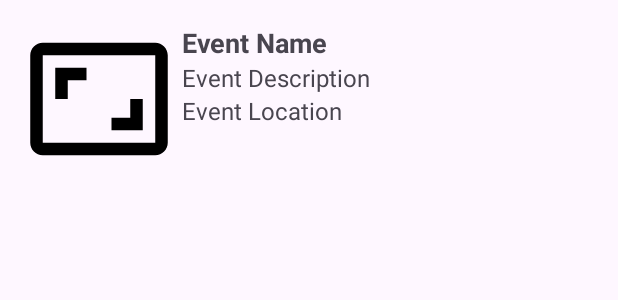
After one commit to CMPUT301W24T10/QR_CHECK_IN, an Android app: the layout event_list_row.xml on its own in the app's theme, with its tools: preview values and no code run, on a phone screen of 412 x 824 dp. The commit adds this screen. Shown: the top 300 px of the screen. Run offline under Robolectric (Android 15) with nearby library versions, the light colour scheme and no system bars; Roboto replaces fonts that are not available here.

Commit message:
Update to Events List

```diff
--- a/code/app/src/main/java/com/example/qr_check_in/ModelClasses/Event.java
+++ b/code/app/src/main/java/com/example/qr_check_in/ModelClasses/Event.java
@@ -97,4 +97,6 @@ public class Event {
         }
         return false;
     }
+
+
 }
--- /dev/null
+++ b/code/app/src/main/res/layout/event_list_row.xml
@@ -0,0 +1,53 @@
+<?xml version="1.0" encoding="utf-8"?>
+<androidx.constraintlayout.widget.ConstraintLayout xmlns:android="http://schemas.android.com/apk/res/android"
+    xmlns:app="http://schemas.android.com/apk/res-auto"
+    android:layout_width="match_parent"
+    android:layout_height="wrap_content"
+    android:padding="16dp">
+
+    <ImageView
+        android:id="@+id/event_image"
+        android:layout_width="100dp"
+        android:layout_height="100dp"
+        android:src="@drawable/default_poster"
+        app:layout_constraintTop_toTopOf="parent"
+        app:layout_constraintBottom_toBottomOf="parent"
+        app:layout_constraintStart_toStartOf="parent"/>
+
+    <TextView
+        android:id="@+id/name"
+        android:layout_width="0dp"
+        android:layout_height="wrap_content"
+        android:text="Event Name"
+        android:textSize="18sp"
+        android:textStyle="bold"
+        android:paddingLeft="5dp"
+        app:layout_constraintTop_toTopOf="@id/event_image"
+        app:layout_constraintStart_toEndOf="@id/event_image"
+        app:layout_constraintEnd_toEndOf="parent"
+        app:layout_constraintVertical_chainStyle="packed"
+        app:layout_constraintVertical_bias="0.3" />
+
+    <TextView
+        android:id="@+id/description"
+        android:layout_width="0dp"
+        android:layout_height="wrap_content"
+        android:text="Event Description"
+        android:textSize="16sp"
+        android:paddingLeft="5dp"
+        app:layout_constraintTop_toBottomOf="@id/name"
+        app:layout_constraintStart_toEndOf="@id/event_image"
+        app:layout_constraintEnd_toEndOf="parent"/>
+
+    <TextView
+        android:id="@+id/location"
+        android:layout_width="0dp"
+        android:layout_height="wrap_content"
+        android:text="Event Location"
+        android:textSize="16sp"
+        android:paddingLeft="5dp"
+        app:layout_constraintTop_toBottomOf="@id/description"
+        app:layout_constraintStart_toEndOf="@id/event_image"
+        app:layout_constraintEnd_toEndOf="parent"/>
+
+</androidx.constraintlayout.widget.ConstraintLayout>
--- a/code/app/src/main/res/navigation/mobile_navigation.xml
+++ b/code/app/src/main/res/navigation/mobile_navigation.xml
@@ -48,9 +48,9 @@
         tools:layout="@layout/fragment_announcements" />
     <fragment
         android:id="@+id/nav_events"
-        android:name="com.example.qr_check_in.StartupFragments.EventsFragment"
+        android:name="com.example.qr_check_in.ui.EventList.EventListFragment"
         android:label="@string/events"
-        tools:layout="@layout/fragment_events" />
+        tools:layout="@layout/event_list" />
     <fragment
         android:id="@+id/nav_my_event"
         android:name="com.example.qr_check_in.StartupFragments.EventDetailsFragment"
--- a/code/app/src/main/res/values/styles.xml
+++ b/code/app/src/main/res/values/styles.xml
@@ -1,6 +1,6 @@
 <?xml version="1.0" encoding="utf-8"?>
 <resources>
-    <style name="headerViewStyle">
+    <style name="headerViewStyle" >
         <item name="android:layout_width">match_parent</item>
         <item name="android:layout_height">wrap_content</item>
         <item name="android:background">@color/app_header</item>
```
Also changed, not shown: code/app/src/main/java/com/example/qr_check_in/ModelClasses/Event3.java (added, +33 -0 lines), code/app/src/main/java/com/example/qr_check_in/adapters/EventAdapter.java (added, +70 -0 lines), code/app/src/main/java/com/example/qr_check_in/ui/EditProfile/ProfilePageFragment.java (+4 -9 lines), code/app/src/main/java/com/example/qr_check_in/ui/EventList/EventListFragment.java (added, +103 -0 lines), code/app/src/main/res/layout/event_list.xml (added, +26 -0 lines), code/app/src/main/res/layout/fragment_profile_page.xml (+7 -1 lines), 1 other file.
